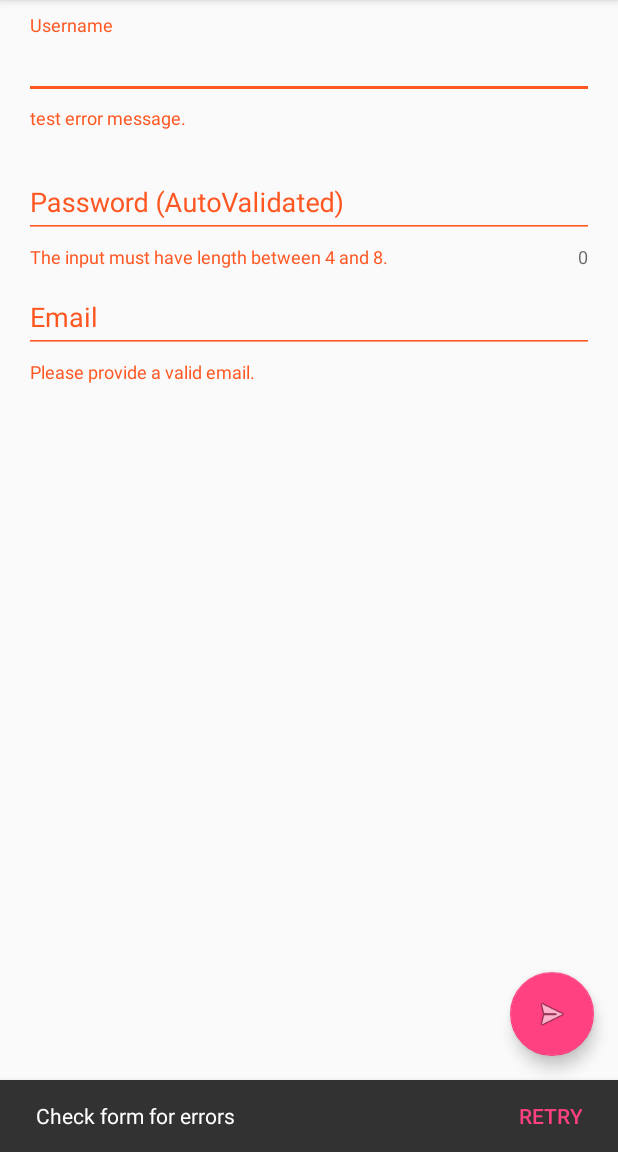
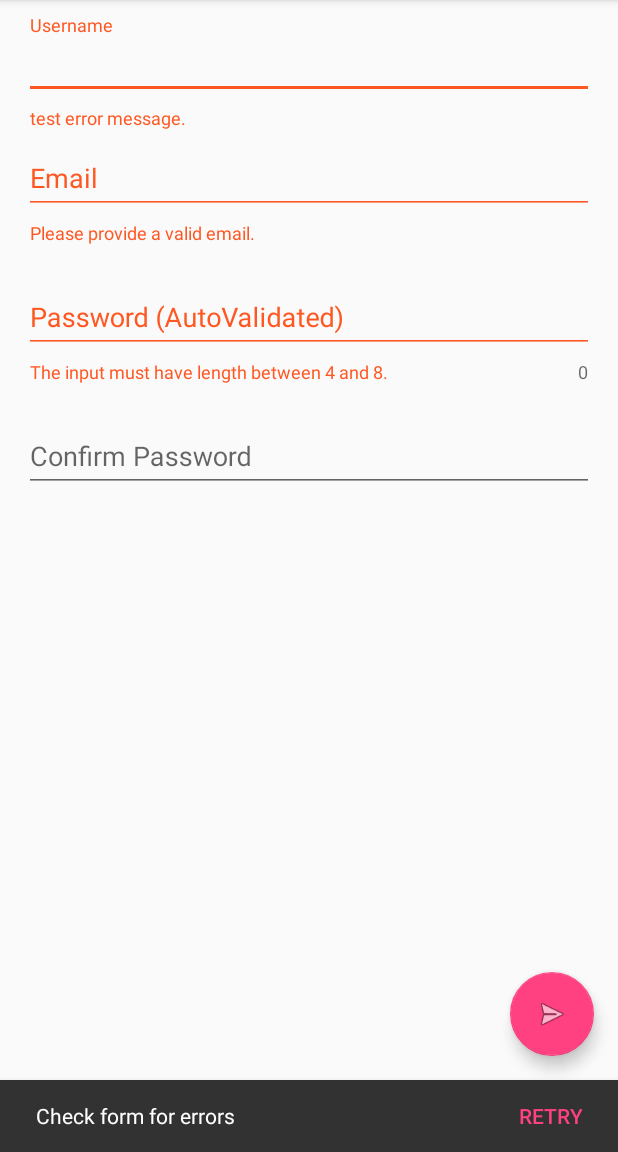
Before and after one commit to julianraj/ValidatedTextInputLayout, an Android app: the screen it shows after launch (MainActivity), after a tap on an icon or button, on a phone screen of 412 x 824 dp, the part 84-1236 px from its top. Run offline under Robolectric (Android 15) with nearby library versions, the phone set to English and light mode, and no system bars.

Commit message:
add validator for dependent fields

```diff
--- a/sample/src/main/java/com/julianraj/validatedtextinputlayout/MainActivity.java
+++ b/sample/src/main/java/com/julianraj/validatedtextinputlayout/MainActivity.java
@@ -10,12 +10,14 @@ import android.view.MenuItem;
 import android.view.View;
 
 import com.julianraj.validatedinputtextlayout.ValidatedTextInputLayout;
+import com.julianraj.validatedinputtextlayout.validator.DependencyValidator;
 
 public class MainActivity extends AppCompatActivity {
 
     FloatingActionButton fab;
     ValidatedTextInputLayout mUsernameInput;
     ValidatedTextInputLayout mPasswordInput;
+    ValidatedTextInputLayout mConfPasswordInput;
     ValidatedTextInputLayout mEmailInput;
 
     @Override
@@ -37,6 +39,11 @@ public class MainActivity extends AppCompatActivity {
 
         mPasswordInput = ((ValidatedTextInputLayout) findViewById(R.id.password));
         mPasswordInput.setCounterEnabled(true);
+
+        mConfPasswordInput = ((ValidatedTextInputLayout) findViewById(R.id.conf_password));
+        mConfPasswordInput.addValidator(new DependencyValidator(mPasswordInput,
+                DependencyValidator.TYPE_EQUAL, "Confirmation password does not match the " +
+                "password."));
 
         mEmailInput = ((ValidatedTextInputLayout) findViewById(R.id.email));
     }
@@ -62,6 +69,7 @@ public class MainActivity extends AppCompatActivity {
         if (!mUsernameInput.validate()) flag = false;
         if (!mPasswordInput.validate()) flag = false;
         if (!mEmailInput.validate()) flag = false;
+        if (!mConfPasswordInput.validate()) flag = false;
         return flag;
     }
 
--- a/sample/src/main/res/layout/content_main.xml
+++ b/sample/src/main/res/layout/content_main.xml
@@ -11,7 +11,7 @@
     android:paddingLeft="@dimen/activity_horizontal_margin"
     android:paddingRight="@dimen/activity_horizontal_margin"
     android:paddingTop="@dimen/activity_vertical_margin"
-    tools:context="com.julianraj.validatedtextinputlayout.MainActivity"
+    tools:context=".MainActivity"
     tools:showIn="@layout/activity_main">
 
     <com.julianraj.validatedinputtextlayout.ValidatedTextInputLayout
@@ -29,6 +29,22 @@
             android:hint="Username"
             android:singleLine="true"/>
 
+    </com.julianraj.validatedinputtextlayout.ValidatedTextInputLayout>
+
+    <com.julianraj.validatedinputtextlayout.ValidatedTextInputLayout
+        android:id="@+id/email"
+        android:layout_width="match_parent"
+        android:layout_height="wrap_content"
+        validation:autoTrim="true"
+        validation:autoValidate="true"
+        validation:regex="^[a-z0-9._%+-]+@(?:[a-z0-9-]+[.])+[a-z]{2,}$"
+        validation:regexValidationMessage="Please provide a valid email.">
+
+        <android.support.design.widget.TextInputEditText
+            android:layout_width="match_parent"
+            android:layout_height="wrap_content"
+            android:hint="Email"
+            android:singleLine="true"/>
     </com.julianraj.validatedinputtextlayout.ValidatedTextInputLayout>
 
     <com.julianraj.validatedinputtextlayout.ValidatedTextInputLayout
@@ -50,19 +66,18 @@
     </com.julianraj.validatedinputtextlayout.ValidatedTextInputLayout>
 
     <com.julianraj.validatedinputtextlayout.ValidatedTextInputLayout
-        android:id="@+id/email"
+        android:id="@+id/conf_password"
         android:layout_width="match_parent"
         android:layout_height="wrap_content"
-        validation:autoTrim="true"
-        validation:autoValidate="true"
-        validation:regex="^[a-z0-9._%+-]+@(?:[a-z0-9-]+[.])+[a-z]{2,}$"
-        validation:regexValidationMessage="Please provide a valid email.">
+        android:layout_marginTop="@dimen/activity_vertical_margin">
 
         <android.support.design.widget.TextInputEditText
             android:layout_width="match_parent"
             android:layout_height="wrap_content"
-            android:hint="Email"
+            android:hint="Confirm Password"
+            android:inputType="textPassword"
             android:singleLine="true"/>
+
     </com.julianraj.validatedinputtextlayout.ValidatedTextInputLayout>
 
 </LinearLayout>
--- a/validatedtextinputlayout/src/main/java/com/julianraj/validatedinputtextlayout/ValidatedTextInputLayout.java
+++ b/validatedtextinputlayout/src/main/java/com/julianraj/validatedinputtextlayout/ValidatedTextInputLayout.java
@@ -45,7 +45,21 @@ public class ValidatedTextInputLayout extends TextInputLayout {
         initializeCustomAttrs(context, attrs);
     }
 
+    private void initialize() {
+        if (!isInEditMode()) {
+            mValidators = new ArrayList<>();
+            this.post(new Runnable() {
+                @Override
+                public void run() {
+                    if (!getEditText().isInEditMode())
+                        initializeTextWatcher();
+                }
+            });
+        }
+    }
+
     private void initializeCustomAttrs(Context context, AttributeSet attrs) {
+        if (!isInEditMode()) {
             TypedArray typedArray = context.getTheme().obtainStyledAttributes(attrs, R.styleable
                     .ValidatedInputTextLayout, 0, 0);
 
@@ -60,6 +74,7 @@ public class ValidatedTextInputLayout extends TextInputLayout {
                 initRegexValidation(context, typedArray);
             } finally {
                 typedArray.recycle();
+            }
         }
     }
 
@@ -108,17 +123,6 @@ public class ValidatedTextInputLayout extends TextInputLayout {
                 errorMessage = context.getString(R.string.default_regex_validation_message);
             addValidator(new RegexValidator(regex, errorMessage));
         }
-    }
-
-    private void initialize() {
-        mValidators = new ArrayList<>();
-        this.post(new Runnable() {
-            @Override
-            public void run() {
-                if (!getEditText().isInEditMode())
-                    initializeTextWatcher();
-            }
-        });
     }
 
     private void initializeTextWatcher() {
--- /dev/null
+++ b/validatedtextinputlayout/src/main/java/com/julianraj/validatedinputtextlayout/validator/DependencyValidator.java
@@ -0,0 +1,64 @@
+package com.julianraj.validatedinputtextlayout.validator;
+
+import android.support.annotation.IntDef;
+import android.support.annotation.NonNull;
+
+import com.julianraj.validatedinputtextlayout.ValidatedTextInputLayout;
+
+import java.lang.annotation.Retention;
+import java.lang.annotation.RetentionPolicy;
+
+/**
+ * Created by julian on 3/10/16.
+ */
+public class DependencyValidator extends BaseValidator {
+
+    /**
+     * Denotes the value of the field must be equal to that of dependent field.
+     */
+    public static final int TYPE_EQUAL = 0;
+    /**
+     * Denotes the field to be required only if the value of dependent field is present.
+     * <p>i.e. if dependentField.getValue() is not empty.</p>
+     */
+    public static final int TYPE_REQUIRED_IF_EXISTS = 1;
+
+    /**
+     * Dependent Field
+     */
+    final private ValidatedTextInputLayout mDependstOn;
+
+    /**
+     * Denotes the dependency type for the field.
+     */
+    final private int mDependencyType;
+
+
+    /**
+     * @param pDependsOn field for dependency
+     * @param pDependencyType type of dependency between the fields (must be one of #TYPE_EQUAL
+     *                        or TYPE_REQUIRED_IF_EXISTS)
+     * @param pErrorMessage   error message to display if validation fails
+     */
+    public DependencyValidator(@NonNull ValidatedTextInputLayout pDependsOn, @DependencyType int
+            pDependencyType, @NonNull String pErrorMessage) {
+        super(pErrorMessage);
+        mDependstOn = pDependsOn;
+        mDependencyType = pDependencyType;
+    }
+
+    @Override
+    public boolean isValid(String pText) {
+        if (mDependencyType == TYPE_EQUAL) {
+            return pText.equals(mDependstOn.getValue());
+        } else if (mDependencyType == TYPE_REQUIRED_IF_EXISTS) {
+            return mDependstOn.getValue().isEmpty() ? true : !pText.isEmpty();
+        }
+        return false;
+    }
+
+    @IntDef({TYPE_EQUAL, TYPE_REQUIRED_IF_EXISTS})
+    @Retention(RetentionPolicy.SOURCE)
+    public @interface DependencyType {
+    }
+}
```
Also changed, not shown: validatedtextinputlayout/src/main/java/com/julianraj/validatedinputtextlayout/validator/RegexValidator.java (+16 -0 lines), 1 other file. Lines whose indentation alone changed are shown as unchanged.
